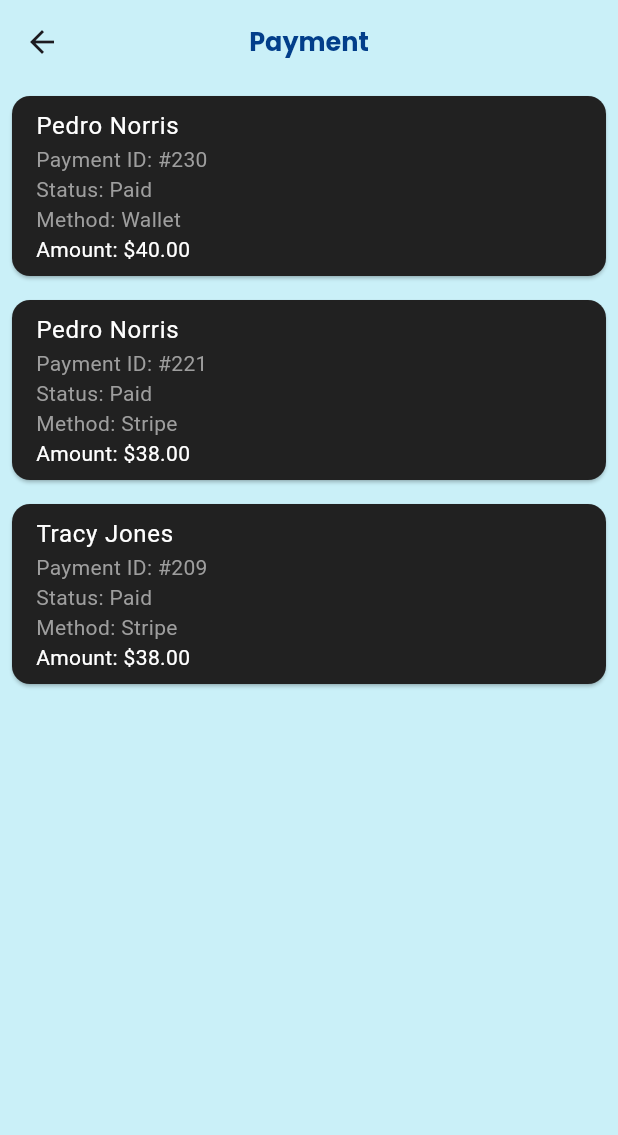
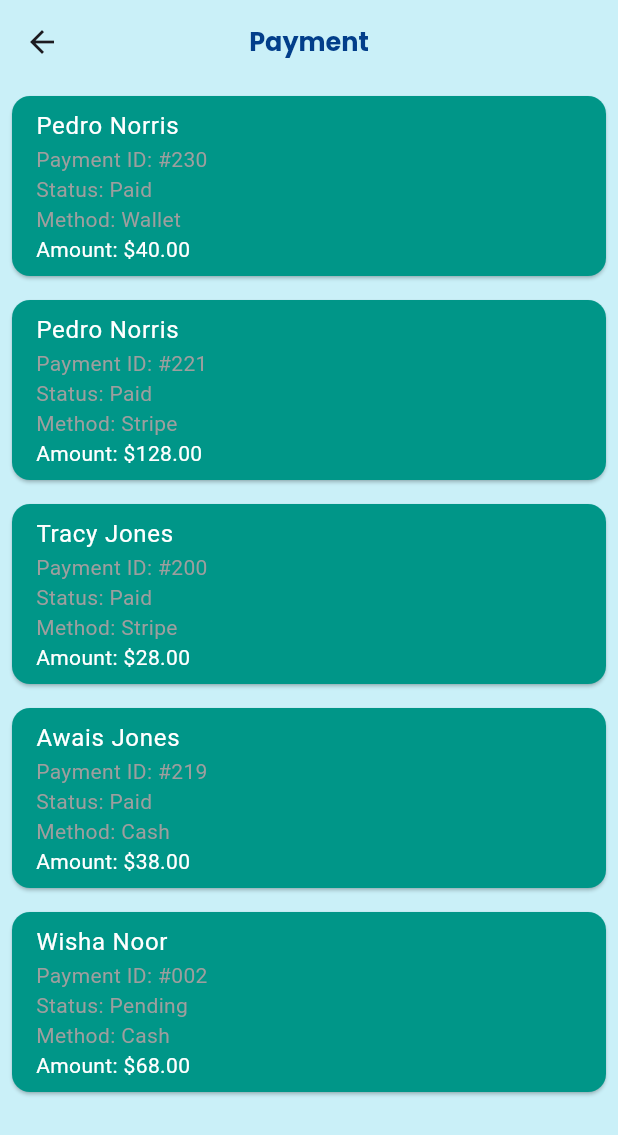
Before and after one commit to MuhamadAwaisKhan/Servtol-fyp, a Flutter app: the PaymentScreenWidget screen opened directly with empty values, on a phone screen of 412 x 824 dp. Shown: the top 1135 px of the screen. Run offline on Flutter 3.47's test engine with Material 3 defaults, Android fonts, the phone set to English and light mode, and no system bars; our stand-ins replace carousel_slider, cloud_firestore, firebase_auth, firebase_core, firebase_storage, fl_chart and 7 more; missing offline and left inert: dart:ffi, firebase_app_check; accounts and stored records are empty.

Commit message:
project commit one day before Internal in 7th Semester

```diff
--- a/lib/homeprovider.dart
+++ b/lib/homeprovider.dart
@@ -171,7 +171,7 @@ class _homeproviderState extends State<homeprovider> {
                       ),
                       borderData: FlBorderData(
                         show: true,
-                        border: Border.all(color: Colors.grey),
+                        border: Border.all(color: Colors.black),
                       ),
                       lineBarsData: [
                         LineChartBarData(
@@ -182,7 +182,7 @@ class _homeproviderState extends State<homeprovider> {
                             FlSpot(3, 5),
                             FlSpot(4, 1),
                           ],
-                          isCurved: true,
+                          isCurved: false,
                           color: Colors.cyan,
                           barWidth: 2,
                           isStrokeCapRound: true,
--- a/lib/paymentprovider.dart
+++ b/lib/paymentprovider.dart
@@ -24,14 +24,28 @@ class _PaymentScreenWidgetState extends State<PaymentScreenWidget> {
       'paymentId': '#221',
       'status': 'Paid',
       'method': 'Stripe',
+      'amount': '\$128.00'
+    },
+    {
+      'name': 'Tracy Jones',
+      'paymentId': '#200',
+      'status': 'Paid',
+      'method': 'Stripe',
+      'amount': '\$28.00'
+    },
+    {
+      'name': 'Awais Jones',
+      'paymentId': '#219',
+      'status': 'Paid',
+      'method': 'Cash',
       'amount': '\$38.00'
     },
     {
-      'name': 'Tracy Jones',
-      'paymentId': '#209',
-      'status': 'Paid',
-      'method': 'Stripe',
-      'amount': '\$38.00'
+      'name': 'Wisha Noor ',
+      'paymentId': '#002',
+      'status': 'Pending',
+      'method': 'Cash',
+      'amount': '\$68.00'
     },
   ];
 
@@ -56,7 +70,7 @@ class _PaymentScreenWidgetState extends State<PaymentScreenWidget> {
         itemCount: payments.length,
         itemBuilder: (context, index) {
           return Card(
-            color: Colors.grey[900],
+            color: Colors.teal,
             margin: EdgeInsets.all(8),
             child: ListTile(
               title: Text(
```
Also changed, not shown: lib/bookingprovider.dart (+120 -9 lines).
